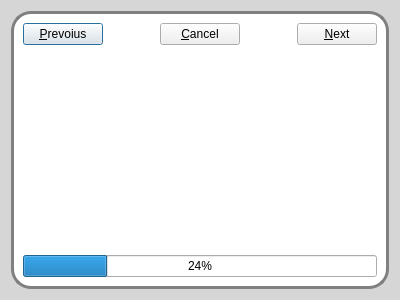
AlbertoSimioni/Romeo, file src/romeo/view/dialogs/executedialog.ui: the form before one commit.
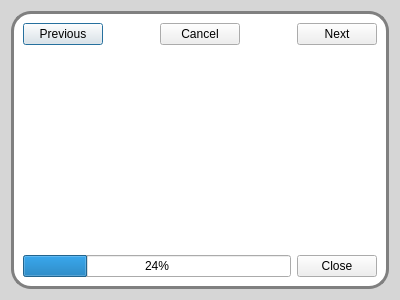
The form after the commit. Icons and pictures are not drawn. Custom widgets are drawn as their Qt base class.

What changed in the file:
```diff
--- a/src/romeo/view/dialogs/executedialog.ui
+++ b/src/romeo/view/dialogs/executedialog.ui
@@ -56,7 +56,7 @@
         <item>
          <widget class="QPushButton" name="pushButton_3">
           <property name="text">
-           <string>&amp;Prevoius</string>
+           <string>Previous</string>
           </property>
          </widget>
         </item>
@@ -76,7 +76,7 @@
         <item>
          <widget class="QPushButton" name="pushButton">
           <property name="text">
-           <string>&amp;Cancel</string>
+           <string>Cancel</string>
           </property>
           <property name="icon">
            <iconset resource="../../../immagini.qrc">
@@ -100,7 +100,7 @@
         <item>
          <widget class="QPushButton" name="pushButton_2">
           <property name="text">
-           <string>&amp;Next</string>
+           <string>Next</string>
           </property>
          </widget>
         </item>
@@ -110,11 +110,22 @@
        <widget class="QVTKWidget" name="widget" native="true"/>
       </item>
       <item>
+       <layout class="QHBoxLayout" name="horizontalLayout_2">
+        <item>
        <widget class="QProgressBar" name="progressBar">
         <property name="value">
          <number>24</number>
         </property>
        </widget>
+        </item>
+        <item>
+         <widget class="QPushButton" name="closeButton">
+          <property name="text">
+           <string>Close</string>
+          </property>
+         </widget>
+        </item>
+       </layout>
       </item>
      </layout>
     </widget>
```
Left out of the diff: 6 changed lines with no effect on the pictures. Lines whose indentation alone changed are shown as unchanged.
